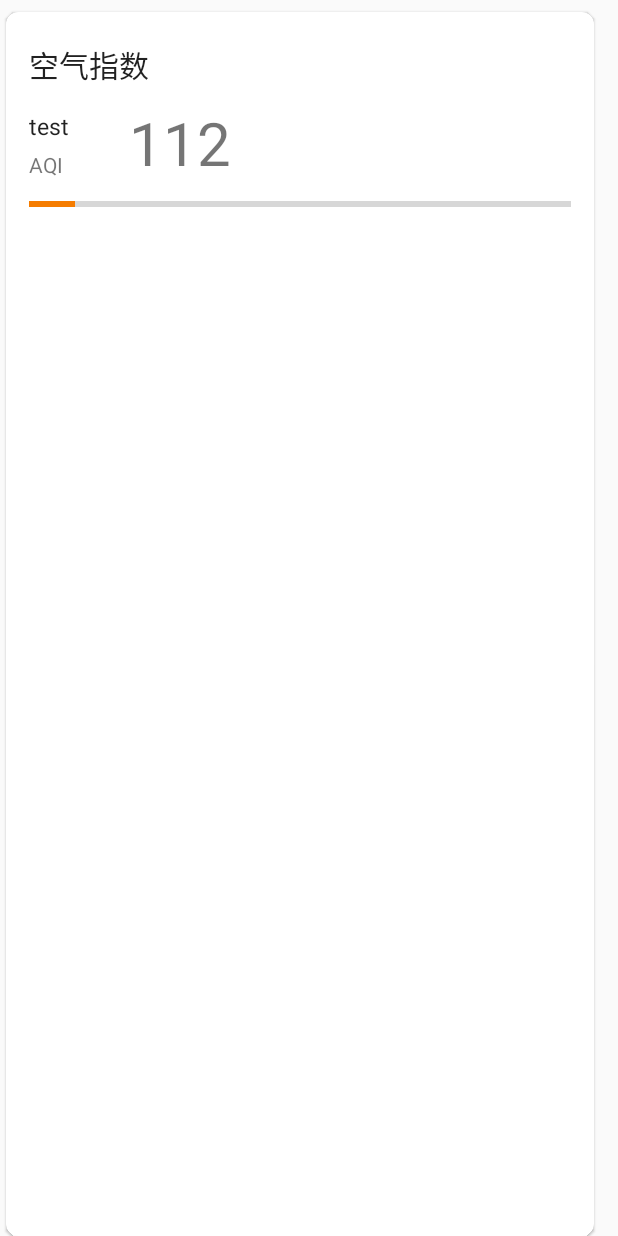
After one commit to bluebonnet27/SunRain, an Android app: the layout half_item_air.xml on its own in the app's theme, with its tools: preview values and no code run, on a phone screen of 412 x 824 dp. The commit adds this screen. Run offline under Robolectric (Android 15) with nearby library versions, the phone set to English and light mode, and no system bars.

Commit message:
1.1.4.3 2.0 ing

```diff
--- a/app/src/main/java/com/ti/sunrain/logic/network/WeatherService.kt
+++ b/app/src/main/java/com/ti/sunrain/logic/network/WeatherService.kt
@@ -25,7 +25,7 @@ interface WeatherService {
     /**
      * 未来天气接口，返回DailyResponse，来自logic.model
      */
-    @GET("v2.5/${SunRainApplication.TOKEN}/{lng},{lat}/daily.json")
+    @GET("v2.5/${SunRainApplication.TOKEN}/{lng},{lat}/daily.json?dailysteps=15")
     fun getDailyWeather(@Path("lng")lng:String,
                         @Path("lat")lat:String):Call<DailyResponse>
 
--- a/app/src/main/java/com/ti/sunrain/ui/weather/MinutelyAdapter.kt
+++ b/app/src/main/java/com/ti/sunrain/ui/weather/MinutelyAdapter.kt
@@ -1,6 +1,5 @@
 package com.ti.sunrain.ui.weather
 
-import android.util.Log
 import android.view.LayoutInflater
 import android.view.View
 import android.view.ViewGroup
@@ -8,7 +7,6 @@ import android.widget.ImageView
 import android.widget.TextView
 import androidx.recyclerview.widget.RecyclerView
 import com.ti.sunrain.R
-import com.ti.sunrain.SunRainApplication
 import com.ti.sunrain.logic.model.MinutelyItem
 
 /**
@@ -29,8 +27,7 @@ class MinutelyAdapter(private val minutelyItemList: List<MinutelyItem>) :
     override fun onCreateViewHolder(parent: ViewGroup, viewType: Int): ViewHolder {
         val view = LayoutInflater.from(parent.context).inflate(R.layout.item_minutely_rain,
             parent,false)
-        val viewHolder = ViewHolder(view)
-        return viewHolder
+        return ViewHolder(view)
     }
 
     override fun onBindViewHolder(holder: ViewHolder, position: Int) {
--- /dev/null
+++ b/app/src/main/res/drawable/baseline_sentiment_dissatisfied_black_24dp.xml
@@ -0,0 +1,6 @@
+<?xml version="1.0" encoding="UTF-8" standalone="no"?>
+<vector xmlns:android="http://schemas.android.com/apk/res/android" android:height="24dp" android:tint="#000000" android:viewportHeight="24.0" android:viewportWidth="24.0" android:width="24dp">
+  <path android:fillColor="@android:color/white" android:pathData="M15.5,9.5m-1.5,0a1.5,1.5 0,1 1,3 0a1.5,1.5 0,1 1,-3 0"/>
+  <path android:fillColor="@android:color/white" android:pathData="M8.5,9.5m-1.5,0a1.5,1.5 0,1 1,3 0a1.5,1.5 0,1 1,-3 0"/>
+  <path android:fillColor="@android:color/white" android:pathData="M11.99,2C6.47,2 2,6.48 2,12s4.47,10 9.99,10C17.52,22 22,17.52 22,12S17.52,2 11.99,2zM12,20c-4.42,0 -8,-3.58 -8,-8s3.58,-8 8,-8 8,3.58 8,8 -3.58,8 -8,8zM12,16.5c0.73,0 1.39,0.19 1.97,0.53 0.12,-0.14 0.86,-0.98 1.01,-1.14 -0.85,-0.56 -1.87,-0.89 -2.98,-0.89 -1.11,0 -2.13,0.33 -2.99,0.88 0.97,1.09 0.01,0.02 1.01,1.14 0.59,-0.33 1.25,-0.52 1.98,-0.52z"/>
+</vector>
--- /dev/null
+++ b/app/src/main/res/drawable/baseline_sentiment_dissatisfied_white_24dp.xml
@@ -0,0 +1,6 @@
+<?xml version="1.0" encoding="UTF-8" standalone="no"?>
+<vector xmlns:android="http://schemas.android.com/apk/res/android" android:height="24dp" android:tint="#FFFFFF" android:viewportHeight="24.0" android:viewportWidth="24.0" android:width="24dp">
+  <path android:fillColor="@android:color/white" android:pathData="M15.5,9.5m-1.5,0a1.5,1.5 0,1 1,3 0a1.5,1.5 0,1 1,-3 0"/>
+  <path android:fillColor="@android:color/white" android:pathData="M8.5,9.5m-1.5,0a1.5,1.5 0,1 1,3 0a1.5,1.5 0,1 1,-3 0"/>
+  <path android:fillColor="@android:color/white" android:pathData="M11.99,2C6.47,2 2,6.48 2,12s4.47,10 9.99,10C17.52,22 22,17.52 22,12S17.52,2 11.99,2zM12,20c-4.42,0 -8,-3.58 -8,-8s3.58,-8 8,-8 8,3.58 8,8 -3.58,8 -8,8zM12,16.5c0.73,0 1.39,0.19 1.97,0.53 0.12,-0.14 0.86,-0.98 1.01,-1.14 -0.85,-0.56 -1.87,-0.89 -2.98,-0.89 -1.11,0 -2.13,0.33 -2.99,0.88 0.97,1.09 0.01,0.02 1.01,1.14 0.59,-0.33 1.25,-0.52 1.98,-0.52z"/>
+</vector>
--- /dev/null
+++ b/app/src/main/res/layout/half_item_air.xml
@@ -0,0 +1,81 @@
+<?xml version="1.0" encoding="utf-8"?>
+<com.google.android.material.card.MaterialCardView
+    xmlns:android="http://schemas.android.com/apk/res/android"
+    xmlns:app="http://schemas.android.com/apk/res-auto"
+    android:id="@+id/airCard"
+    android:layout_width="match_parent"
+    android:layout_height="match_parent"
+    android:layout_marginStart="4dp"
+    android:layout_marginEnd="16dp"
+    android:layout_marginTop="8dp"
+    android:layout_weight="1"
+    android:clickable="true"
+    android:focusable="true"
+    app:cardCornerRadius="8dp">
+
+    <LinearLayout
+        android:layout_width="match_parent"
+        android:layout_height="match_parent"
+        android:layout_marginBottom="8dp"
+        android:orientation="vertical">
+
+        <TextView
+            android:layout_width="wrap_content"
+            android:layout_height="wrap_content"
+            android:layout_marginStart="15dp"
+            android:layout_marginTop="20dp"
+            android:layout_marginBottom="10dp"
+            android:text="空气指数"
+            android:textColor="?android:attr/textColorPrimary"
+            android:textSize="20sp"/>
+
+        <LinearLayout
+            android:layout_width="match_parent"
+            android:layout_height="wrap_content"
+            android:layout_marginStart="15dp"
+            android:orientation="horizontal">
+
+            <LinearLayout
+                android:layout_width="wrap_content"
+                android:layout_height="match_parent"
+                android:layout_marginEnd="40dp"
+                android:orientation="vertical">
+
+                <TextView
+                    android:id="@+id/airDescTextHalf"
+                    android:layout_width="wrap_content"
+                    android:layout_height="wrap_content"
+                    android:layout_marginTop="5dp"
+                    android:textColor="?android:attr/textColorPrimary"
+                    android:textSize="15sp"
+                    android:text="test"/>
+
+                <TextView
+                    android:layout_width="wrap_content"
+                    android:layout_height="wrap_content"
+                    android:layout_marginTop="5dp"
+                    android:text="AQI"/>
+            </LinearLayout>
+
+            <TextView
+                android:id="@+id/airDescHalfAQI"
+                android:layout_width="80dp"
+                android:layout_height="60dp"
+                android:text="112"
+                android:textSize="40sp"/>
+
+        </LinearLayout>
+
+        <ProgressBar
+            android:id="@+id/airDescHalfAQIProgress"
+            android:layout_width="match_parent"
+            android:layout_height="wrap_content"
+            android:layout_marginStart="15dp"
+            android:layout_marginEnd="15dp"
+            style="?android:attr/progressBarStyleHorizontal"
+            android:max="600"
+            android:progress="50"/>
+
+    </LinearLayout>
+
+</com.google.android.material.card.MaterialCardView>
```
Also changed, not shown: app/src/main/java/com/ti/sunrain/logic/model/dayforecast/DayForecastItem.kt (added, +11 -0 lines), app/src/main/java/com/ti/sunrain/ui/daily/DailyinforActivity.kt (+4 -14 lines), app/src/main/java/com/ti/sunrain/ui/weather/DayForecastAdapter.kt (added, +109 -0 lines), app/src/main/java/com/ti/sunrain/ui/weather/WeatherActivity.kt (+91 -47 lines), app/src/main/res/layout/activity_weather.xml (+11 -0 lines), app/src/main/res/layout/forecast.xml (+11 -5 lines), app/src/main/res/layout/half_item_minutely_rain.xml (added, +68 -0 lines).
